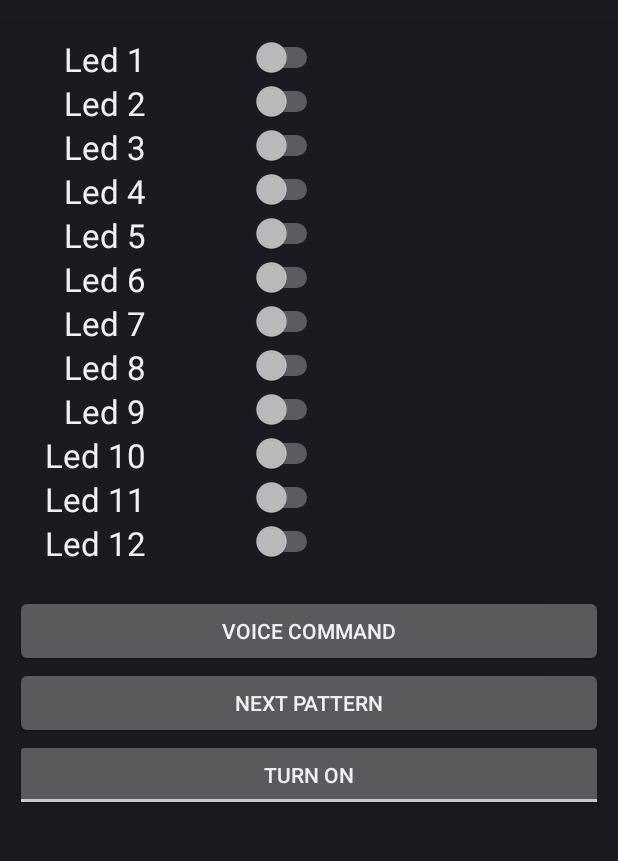
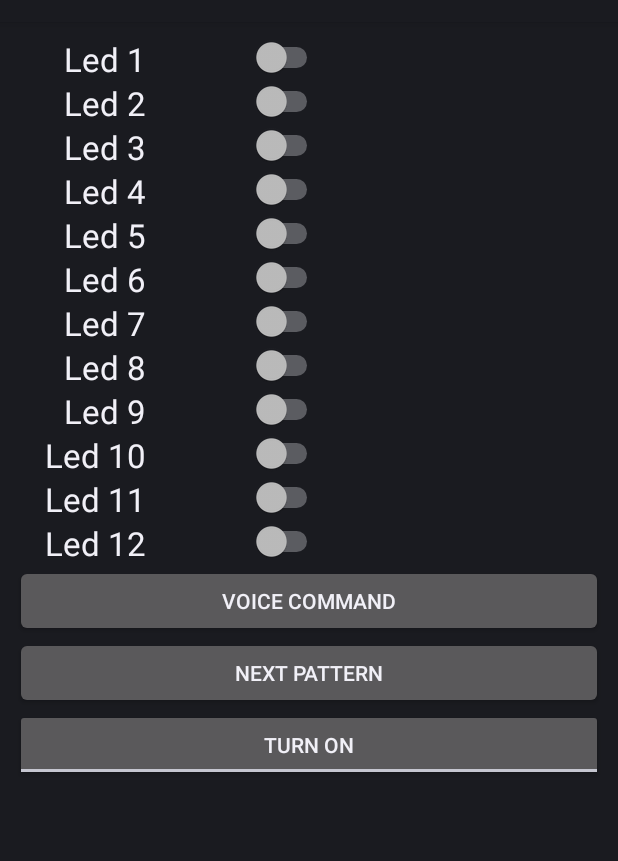
Before and after one commit to yo2boy/ArduinoLEDPattern, an Android app: the screen it shows after launch (MainActivity), on a phone screen of 412 x 824 dp, the part 62-923 px from its top. Run offline under Robolectric (Android 15) with nearby library versions, the phone set to English and light mode, and no system bars.

Commit message:
moar layout changes

```diff
--- a/app/src/main/res/layout/activity_main.xml
+++ b/app/src/main/res/layout/activity_main.xml
@@ -30,7 +30,7 @@
             android:id="@+id/switch1"
             android:layout_width="wrap_content"
             android:layout_height="wrap_content"
-            android:layout_gravity="center_vertical|fill_vertical|start"
+            android:layout_gravity="start"
             android:paddingLeft="50dp"
             android:paddingRight="50dp" />
     </TableRow>
@@ -55,7 +55,7 @@
             android:id="@+id/switch2"
             android:layout_width="wrap_content"
             android:layout_height="wrap_content"
-            android:layout_gravity="center_vertical|fill_vertical|start"
+            android:layout_gravity="start"
             android:paddingLeft="50dp"
             android:paddingRight="50dp" />
     </TableRow>
@@ -80,7 +80,7 @@
             android:id="@+id/switch3"
             android:layout_width="wrap_content"
             android:layout_height="wrap_content"
-            android:layout_gravity="center_vertical|fill_vertical|start"
+            android:layout_gravity="start"
             android:paddingLeft="50dp"
             android:paddingRight="50dp" />
     </TableRow>
@@ -105,7 +105,7 @@
             android:id="@+id/switch4"
             android:layout_width="wrap_content"
             android:layout_height="wrap_content"
-            android:layout_gravity="center_vertical|fill_vertical|start"
+            android:layout_gravity="start"
             android:paddingLeft="50dp"
             android:paddingRight="50dp" />
     </TableRow>
@@ -130,7 +130,7 @@
             android:id="@+id/switch5"
             android:layout_width="wrap_content"
             android:layout_height="wrap_content"
-            android:layout_gravity="center_vertical|fill_vertical|start"
+            android:layout_gravity="start"
             android:paddingLeft="50dp"
             android:paddingRight="50dp" />
     </TableRow>
@@ -155,7 +155,7 @@
             android:id="@+id/switch6"
             android:layout_width="wrap_content"
             android:layout_height="wrap_content"
-            android:layout_gravity="center_vertical|fill_vertical|start"
+            android:layout_gravity="start"
             android:paddingLeft="50dp"
             android:paddingRight="50dp" />
     </TableRow>
@@ -180,7 +180,7 @@
             android:id="@+id/switch7"
             android:layout_width="wrap_content"
             android:layout_height="wrap_content"
-            android:layout_gravity="center_vertical|fill_vertical|start"
+            android:layout_gravity="start"
             android:paddingLeft="50dp"
             android:paddingRight="50dp" />
     </TableRow>
@@ -205,7 +205,7 @@
             android:id="@+id/switch8"
             android:layout_width="wrap_content"
             android:layout_height="wrap_content"
-            android:layout_gravity="center_vertical|fill_vertical|start"
+            android:layout_gravity="start"
             android:paddingLeft="50dp"
             android:paddingRight="50dp" />
     </TableRow>
@@ -230,7 +230,7 @@
             android:id="@+id/switch9"
             android:layout_width="wrap_content"
             android:layout_height="wrap_content"
-            android:layout_gravity="center_vertical|fill_vertical|start"
+            android:layout_gravity="start"
             android:paddingLeft="50dp"
             android:paddingRight="50dp" />
     </TableRow>
@@ -255,7 +255,7 @@
             android:id="@+id/switch10"
             android:layout_width="wrap_content"
             android:layout_height="wrap_content"
-            android:layout_gravity="center_vertical|fill_vertical|start"
+            android:layout_gravity="start"
             android:paddingLeft="50dp"
             android:paddingRight="50dp" />
     </TableRow>
@@ -280,7 +280,7 @@
             android:id="@+id/switch11"
             android:layout_width="wrap_content"
             android:layout_height="wrap_content"
-            android:layout_gravity="center_vertical|fill_vertical|start"
+            android:layout_gravity="start"
             android:paddingLeft="50dp"
             android:paddingRight="50dp" />
     </TableRow>
@@ -305,21 +305,9 @@
             android:id="@+id/switch12"
             android:layout_width="wrap_content"
             android:layout_height="wrap_content"
-            android:layout_gravity="center_vertical|fill_vertical|start"
+            android:layout_gravity="start"
             android:paddingLeft="50dp"
             android:paddingRight="50dp" />
-    </TableRow>
-
-    <TableRow
-        android:id="@+id/tableRow1"
-        android:layout_width="wrap_content"
-        android:layout_height="wrap_content"
-         android:minHeight="20dp">
-
-        <Space
-            android:layout_width="wrap_content"
-            android:layout_height="wrap_content" />
-
     </TableRow>
 
     <Button
```
Also changed, not shown: 1 other file.
